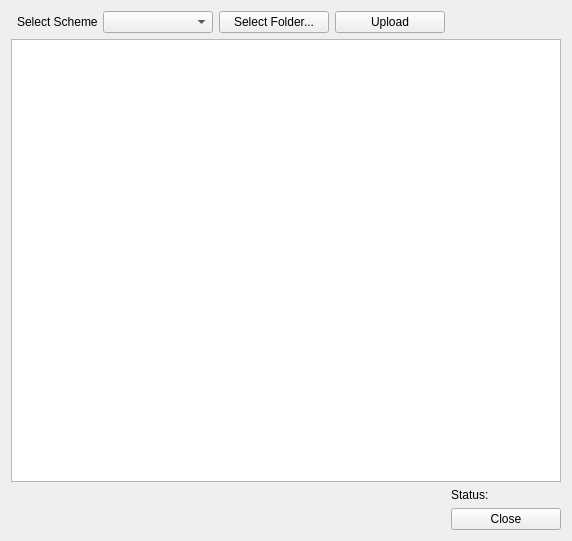
Old version of the form ui/flts/certificate_upload/ui_flts_certificate_upload.ui in the repository cb-flts/flts.
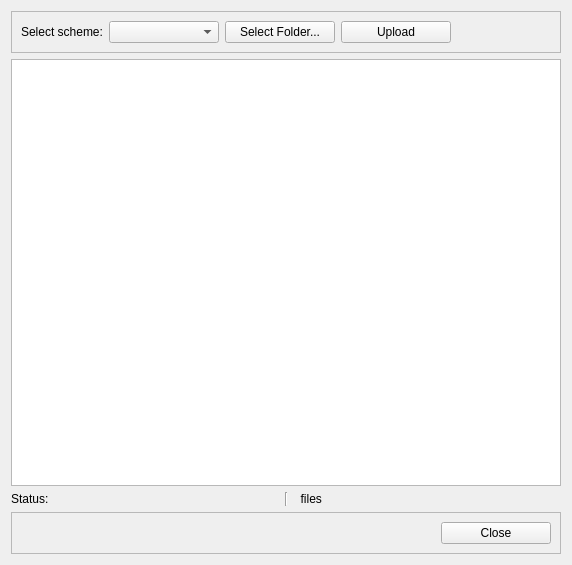
New version of the form. Icons and pictures are not drawn.

Commit message: Refactored upload widget user interface.

```diff
--- a/ui/flts/certificate_upload/ui_flts_certificate_upload.ui
+++ b/ui/flts/certificate_upload/ui_flts_certificate_upload.ui
@@ -10,7 +10,7 @@
     <x>0</x>
     <y>0</y>
     <width>572</width>
-    <height>541</height>
+    <height>565</height>
    </rect>
   </property>
   <property name="minimumSize">
@@ -22,8 +22,8 @@
   <property name="windowTitle">
    <string>Upload Scanned Certificate</string>
   </property>
-  <layout class="QGridLayout" name="gridLayout">
-   <item row="0" column="0" colspan="7">
+  <layout class="QGridLayout" name="gridLayout_2">
+   <item row="0" column="0" colspan="3">
     <layout class="QVBoxLayout" name="vlNotification">
      <property name="spacing">
       <number>6</number>
@@ -36,7 +36,39 @@
      </property>
     </layout>
    </item>
-   <item row="1" column="1">
+   <item row="1" column="0" colspan="3">
+    <widget class="QFrame" name="frame_2">
+     <property name="frameShape">
+      <enum>QFrame::StyledPanel</enum>
+     </property>
+     <property name="frameShadow">
+      <enum>QFrame::Raised</enum>
+     </property>
+     <layout class="QGridLayout" name="gridLayout">
+      <item row="0" column="2">
+       <widget class="QPushButton" name="btn_select_folder">
+        <property name="sizePolicy">
+         <sizepolicy hsizetype="Fixed" vsizetype="Fixed">
+          <horstretch>0</horstretch>
+          <verstretch>0</verstretch>
+         </sizepolicy>
+        </property>
+        <property name="minimumSize">
+         <size>
+          <width>110</width>
+          <height>0</height>
+         </size>
+        </property>
+        <property name="text">
+         <string>Select Folder...</string>
+        </property>
+        <property name="icon">
+         <iconset resource="../../../resources.qrc">
+          <normaloff>:/plugins/stdm/images/icons/flts_open_file.png</normaloff>:/plugins/stdm/images/icons/flts_open_file.png</iconset>
+        </property>
+       </widget>
+      </item>
+      <item row="0" column="0">
     <widget class="QLabel" name="label">
      <property name="sizePolicy">
       <sizepolicy hsizetype="Preferred" vsizetype="Fixed">
@@ -51,11 +83,50 @@
       </size>
      </property>
      <property name="text">
-      <string>Select Scheme:</string>
+         <string>Select scheme:</string>
      </property>
     </widget>
    </item>
-   <item row="1" column="2">
+      <item row="0" column="3">
+       <widget class="QPushButton" name="btn_upload_certificate">
+        <property name="sizePolicy">
+         <sizepolicy hsizetype="Fixed" vsizetype="Fixed">
+          <horstretch>0</horstretch>
+          <verstretch>0</verstretch>
+         </sizepolicy>
+        </property>
+        <property name="minimumSize">
+         <size>
+          <width>110</width>
+          <height>0</height>
+         </size>
+        </property>
+        <property name="text">
+         <string>Upload</string>
+        </property>
+        <property name="icon">
+         <iconset resource="../../../resources.qrc">
+          <normaloff>:/plugins/stdm/images/icons/flts_export_file.png</normaloff>:/plugins/stdm/images/icons/flts_export_file.png</iconset>
+        </property>
+       </widget>
+      </item>
+      <item row="0" column="4">
+       <spacer name="horizontalSpacer1">
+        <property name="orientation">
+         <enum>Qt::Horizontal</enum>
+        </property>
+        <property name="sizeType">
+         <enum>QSizePolicy::Expanding</enum>
+        </property>
+        <property name="sizeHint" stdset="0">
+         <size>
+          <width>97</width>
+          <height>20</height>
+         </size>
+        </property>
+       </spacer>
+      </item>
+      <item row="0" column="1">
     <widget class="QComboBox" name="cbo_scheme_number">
      <property name="sizePolicy">
       <sizepolicy hsizetype="Fixed" vsizetype="Fixed">
@@ -74,30 +145,10 @@
      </property>
     </widget>
    </item>
-   <item row="1" column="3">
-    <widget class="QPushButton" name="btn_select_folder">
-     <property name="sizePolicy">
-      <sizepolicy hsizetype="Fixed" vsizetype="Fixed">
-       <horstretch>0</horstretch>
-       <verstretch>0</verstretch>
-      </sizepolicy>
-     </property>
-     <property name="minimumSize">
-      <size>
-       <width>110</width>
-       <height>0</height>
-      </size>
-     </property>
-     <property name="text">
-      <string>Select Folder...</string>
-     </property>
-     <property name="icon">
-      <iconset resource="../../../resources.qrc">
-       <normaloff>:/plugins/stdm/images/icons/flts_open_file.png</normaloff>:/plugins/stdm/images/icons/flts_open_file.png</iconset>
-     </property>
+     </layout>
     </widget>
    </item>
-   <item row="2" column="0" colspan="7">
+   <item row="2" column="0" colspan="3">
     <widget class="QTableView" name="tbvw_certificate">
      <property name="sizePolicy">
       <sizepolicy hsizetype="Expanding" vsizetype="Expanding">
@@ -116,23 +167,53 @@
      </property>
     </widget>
    </item>
-   <item row="4" column="4">
-    <spacer name="horizontalSpacer_2">
+   <item row="3" column="0">
+    <widget class="QLabel" name="lbl_status">
+     <property name="text">
+      <string>Status: </string>
+     </property>
+    </widget>
+   </item>
+   <item row="3" column="1">
+    <widget class="Line" name="line">
+     <property name="orientation">
+      <enum>Qt::Vertical</enum>
+     </property>
+    </widget>
+   </item>
+   <item row="3" column="2">
+    <widget class="QLabel" name="lbl_records_count">
+     <property name="text">
+      <string>  files</string>
+     </property>
+    </widget>
+   </item>
+   <item row="4" column="0" colspan="3">
+    <widget class="QFrame" name="frame">
+     <property name="frameShape">
+      <enum>QFrame::StyledPanel</enum>
+     </property>
+     <property name="frameShadow">
+      <enum>QFrame::Raised</enum>
+     </property>
+     <layout class="QHBoxLayout" name="horizontalLayout">
+      <item>
+       <spacer name="horizontalSpacer">
      <property name="orientation">
       <enum>Qt::Horizontal</enum>
      </property>
      <property name="sizeHint" stdset="0">
       <size>
-       <width>10</width>
-       <height>18</height>
+          <width>40</width>
+          <height>20</height>
       </size>
      </property>
     </spacer>
    </item>
-   <item row="4" column="5" colspan="2">
+      <item>
     <widget class="QPushButton" name="btn_close">
      <property name="sizePolicy">
-      <sizepolicy hsizetype="Preferred" vsizetype="Fixed">
+         <sizepolicy hsizetype="Fixed" vsizetype="Fixed">
        <horstretch>0</horstretch>
        <verstretch>0</verstretch>
       </sizepolicy>
@@ -148,59 +229,9 @@
      </property>
     </widget>
    </item>
-   <item row="3" column="0" colspan="2">
-    <widget class="QLabel" name="lbl_records_count">
-     <property name="text">
-      <string/>
-     </property>
+     </layout>
     </widget>
    </item>
-   <item row="1" column="4">
-    <widget class="QPushButton" name="btn_upload_certificate">
-     <property name="sizePolicy">
-      <sizepolicy hsizetype="Fixed" vsizetype="Fixed">
-       <horstretch>0</horstretch>
-       <verstretch>0</verstretch>
-      </sizepolicy>
-     </property>
-     <property name="minimumSize">
-      <size>
-       <width>110</width>
-       <height>0</height>
-      </size>
-     </property>
-     <property name="text">
-      <string>Upload</string>
-     </property>
-     <property name="icon">
-      <iconset resource="../../../resources.qrc">
-       <normaloff>:/plugins/stdm/images/icons/flts_export_file.png</normaloff>:/plugins/stdm/images/icons/flts_export_file.png</iconset>
-     </property>
-    </widget>
-   </item>
-   <item row="1" column="5" colspan="2">
-    <spacer name="horizontalSpacer1">
-     <property name="orientation">
-      <enum>Qt::Horizontal</enum>
-     </property>
-     <property name="sizeType">
-      <enum>QSizePolicy::Expanding</enum>
-     </property>
-     <property name="sizeHint" stdset="0">
-      <size>
-       <width>8</width>
-       <height>20</height>
-      </size>
-     </property>
-    </spacer>
-   </item>
-   <item row="3" column="5" colspan="2">
-    <widget class="QLabel" name="lbl_status">
-     <property name="text">
-      <string>Status:  </string>
-     </property>
-    </widget>
-   </item>
   </layout>
   <zorder>lbl_records_count</zorder>
   <zorder>btn_select_folder</zorder>
```
Left out of the diff: 14 changed lines with no effect on the pictures. Lines whose indentation alone changed are shown as unchanged. The commit also changes 1 other file.
